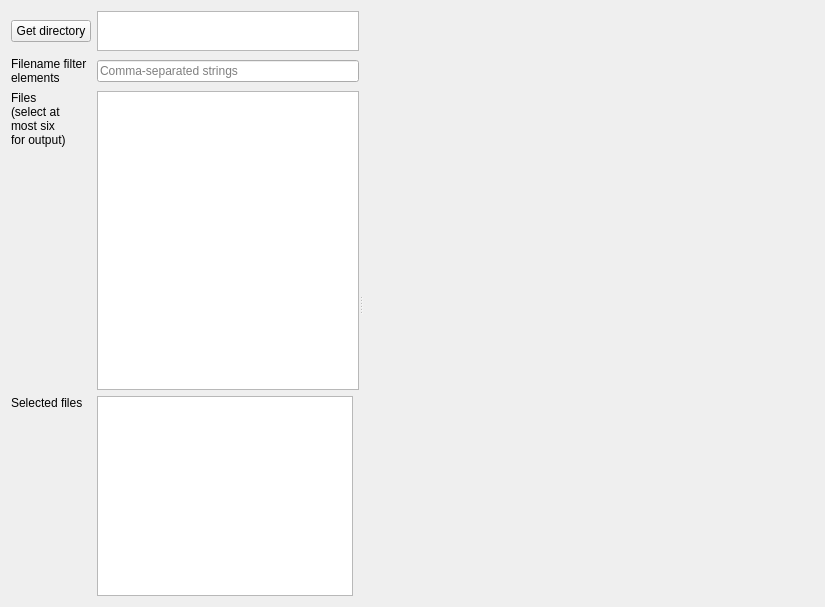
The window that assets/tabmultifile.ui (AU-ExoMars/PCOT) describes before a commit, drawn with Qt 5.
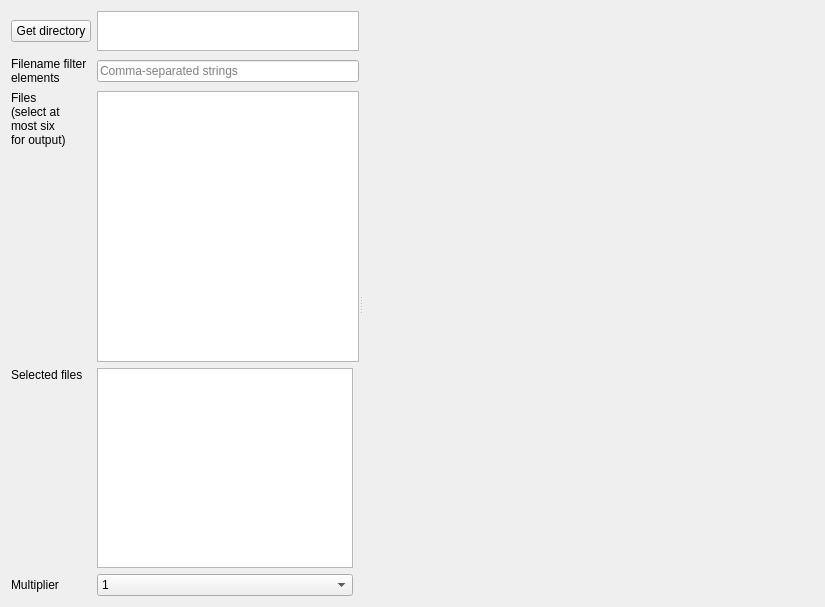
The same window after the commit. Custom widgets are drawn as their Qt base class.

Commit message: add appears to work; multiplier added to multifile. Working on gradient.

```diff
--- a/assets/tabmultifile.ui
+++ b/assets/tabmultifile.ui
@@ -102,6 +102,27 @@
          </property>
         </widget>
        </item>
+       <item row="4" column="0">
+        <widget class="QLabel" name="label_4">
+         <property name="text">
+          <string>Multiplier</string>
+         </property>
+        </widget>
+       </item>
+       <item row="4" column="1">
+        <widget class="QComboBox" name="mult">
+         <item>
+          <property name="text">
+           <string>1</string>
+          </property>
+         </item>
+         <item>
+          <property name="text">
+           <string>64</string>
+          </property>
+         </item>
+        </widget>
+       </item>
       </layout>
      </widget>
      <widget class="Canvas" name="canvas" native="true">
```
The commit also changes 9 other files.
